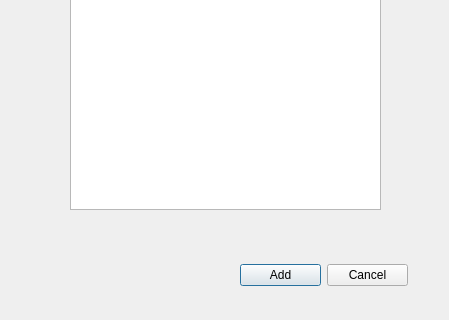
Qt form Mainwindow/add_movie/popup.ui (Drakenhielm/Biobokningssystem) before a commit; both pictures show x 0 to 449 and y 327 to 647 of the 449 by 647 pixel window.
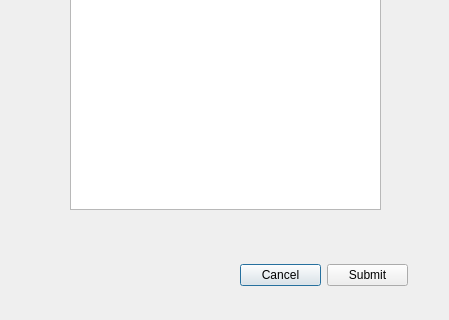
The same form after that commit.

```diff
--- a/Mainwindow/add_movie/popup.ui
+++ b/Mainwindow/add_movie/popup.ui
@@ -30,16 +30,16 @@
    </property>
    <layout class="QHBoxLayout" name="horizontalLayout_8">
     <item>
-     <widget class="QPushButton" name="AddButton">
+     <widget class="QPushButton" name="CancelButton">
       <property name="text">
-       <string>Add</string>
+       <string>Cancel</string>
       </property>
      </widget>
     </item>
     <item>
-     <widget class="QPushButton" name="CancelButton">
+     <widget class="QPushButton" name="AddButton">
       <property name="text">
-       <string>Cancel</string>
+       <string>Submit</string>
       </property>
      </widget>
     </item>
```
